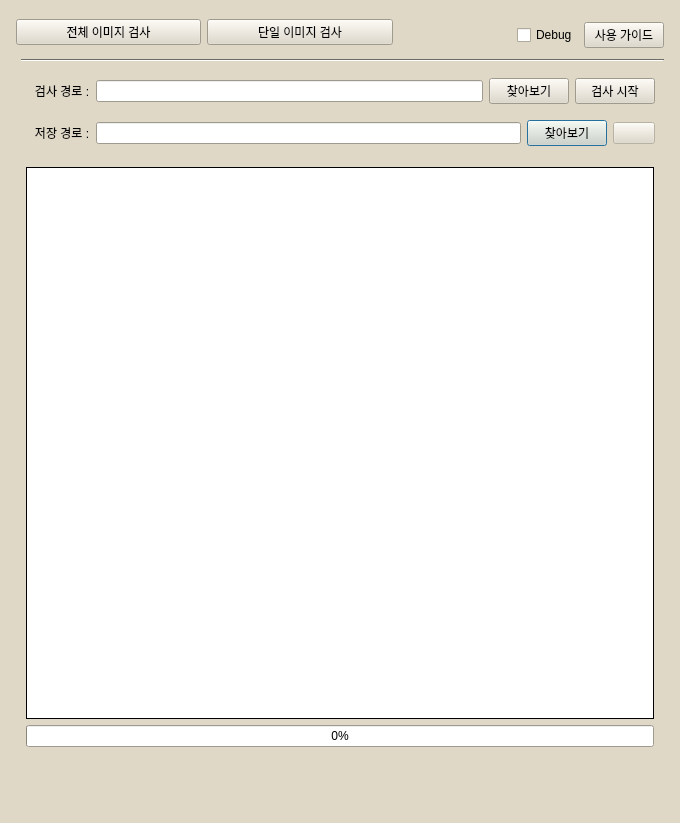
The window that GUI/test.ui (knudatascientists/lg-innotek-projects) describes before a commit, drawn with Qt 5.
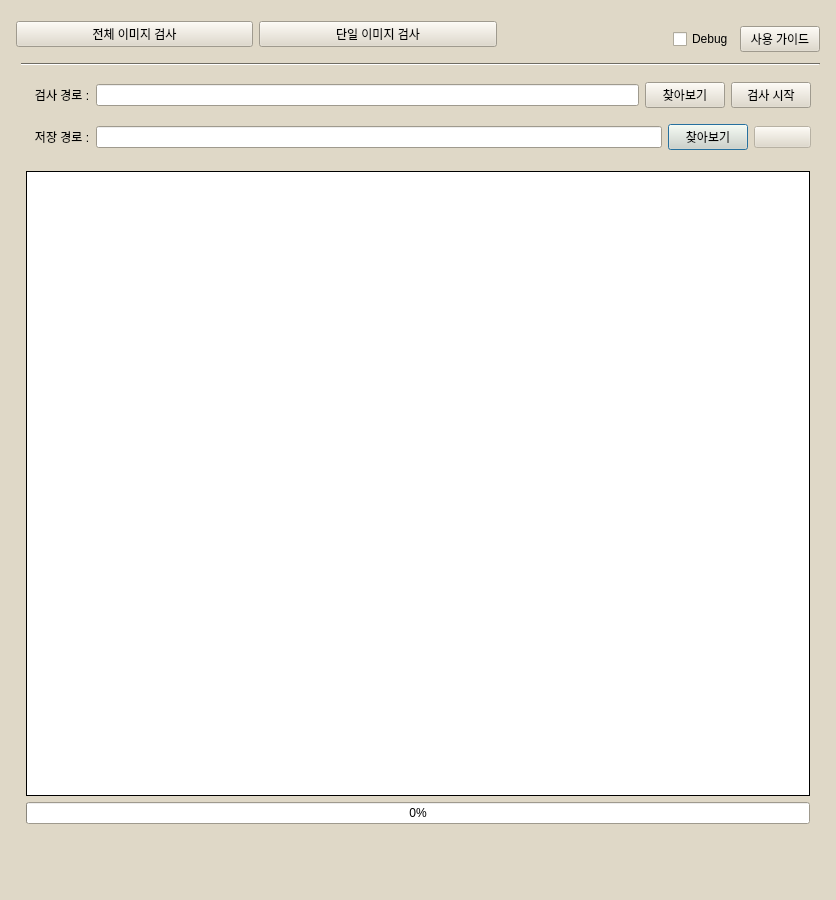
The same window after the commit.

What changed in the file:
```diff
--- a/GUI/test.ui
+++ b/GUI/test.ui
@@ -6,8 +6,8 @@
    <rect>
     <x>0</x>
     <y>0</y>
-    <width>680</width>
-    <height>823</height>
+    <width>836</width>
+    <height>900</height>
    </rect>
   </property>
   <property name="sizePolicy">
@@ -16,6 +16,12 @@
     <verstretch>0</verstretch>
    </sizepolicy>
   </property>
+  <property name="minimumSize">
+   <size>
+    <width>600</width>
+    <height>900</height>
+   </size>
+  </property>
   <property name="sizeIncrement">
    <size>
     <width>0</width>
```
